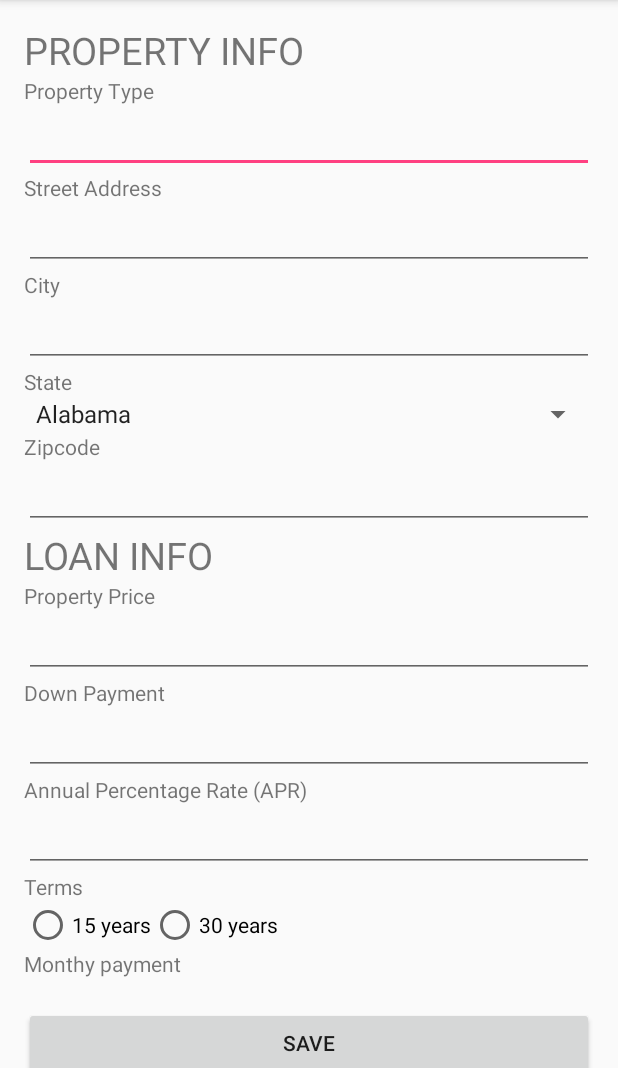
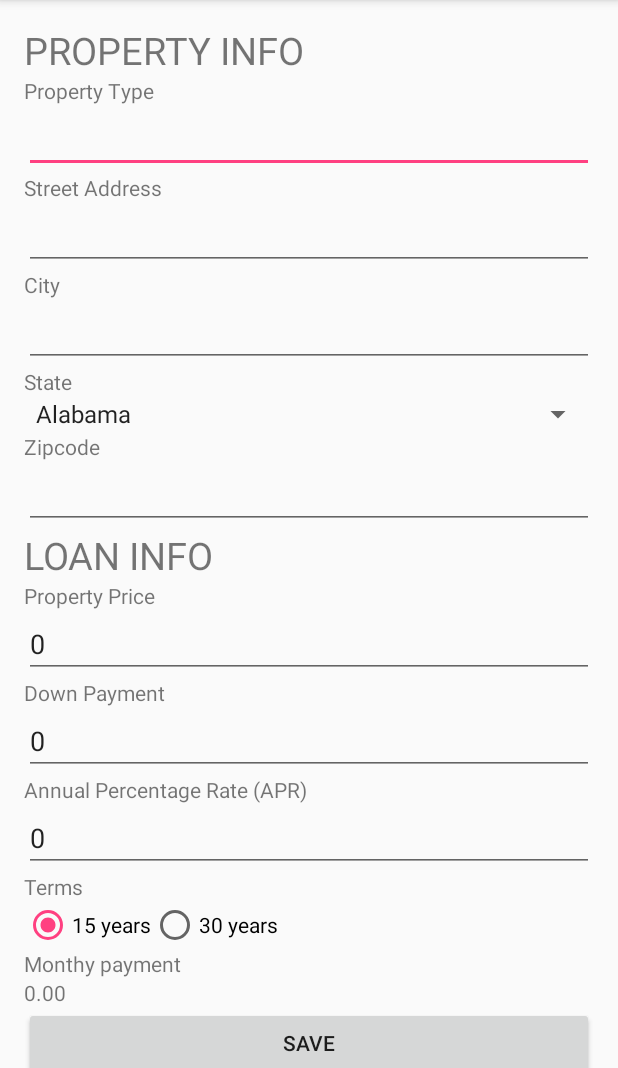
Before and after one commit to ShuzhongChen/Mortgage-Calculator, an Android app: the screen it shows after launch (MainActivity), on a phone screen of 412 x 824 dp, the part 168-1236 px from its top. Run offline under Robolectric (Android 15) with nearby library versions, the phone set to English and light mode, and no system bars; libraries missing offline, so code that uses them is left out: xdroid.toaster.

```diff
--- a/app/src/main/java/com/shuzhongchen/mortgagecalculator/MainActivity.java
+++ b/app/src/main/java/com/shuzhongchen/mortgagecalculator/MainActivity.java
@@ -1,8 +1,6 @@
 package com.shuzhongchen.mortgagecalculator;
 
 import android.support.design.widget.TabLayout;
-import android.support.design.widget.Snackbar;
-import android.support.v4.app.FragmentTransaction;
 import android.support.v7.app.AppCompatActivity;
 import android.support.v7.widget.Toolbar;
 
@@ -11,19 +9,13 @@ import android.support.v4.app.FragmentManager;
 import android.support.v4.app.FragmentPagerAdapter;
 import android.support.v4.view.ViewPager;
 import android.os.Bundle;
-import android.view.LayoutInflater;
 import android.view.Menu;
 import android.view.MenuItem;
-import android.view.View;
-import android.view.ViewGroup;
 
-import android.widget.TextView;
+import com.shuzhongchen.mortgagecalculator.helper.FragmentCommunication;
+import com.shuzhongchen.mortgagecalculator.helper.ReceiverInterface;
 
-import com.shuzhongchen.mortgagecalculator.model.BasicInfo;
-
-import java.util.List;
-
-public class MainActivity extends AppCompatActivity {
+public class MainActivity extends AppCompatActivity implements FragmentCommunication {
 
     /**
      * The {@link android.support.v4.view.PagerAdapter} that will provide
@@ -39,6 +31,9 @@ public class MainActivity extends AppCompatActivity {
      * The {@link ViewPager} that will host the section contents.
      */
     private ViewPager mViewPager;
+
+    private Tab1NewEntry tab1;
+    private Tab2Map tab2;
 
     @Override
     protected void onCreate(Bundle savedInstanceState) {
@@ -84,6 +79,13 @@ public class MainActivity extends AppCompatActivity {
         return super.onOptionsItemSelected(item);
     }
 
+    @Override
+    public void passIndex(int index) {
+        if (tab1 instanceof ReceiverInterface){
+            ((ReceiverInterface) tab1).receiveMessage(index);
+        }
+    }
+
 
     /**
      * A {@link FragmentPagerAdapter} that returns a fragment corresponding to
@@ -99,10 +101,10 @@ public class MainActivity extends AppCompatActivity {
         public Fragment getItem(int position) {
             switch (position) {
                 case 0:
-                    Tab1NewEntry tab1 = new Tab1NewEntry();
+                    tab1 = new Tab1NewEntry();
                     return tab1;
                 case 1:
-                    Tab2Map tab2 = new Tab2Map();
+                    tab2 = new Tab2Map();
                     return tab2;
                 default:
                     return null;
--- a/app/src/main/java/com/shuzhongchen/mortgagecalculator/Tab1NewEntry.java
+++ b/app/src/main/java/com/shuzhongchen/mortgagecalculator/Tab1NewEntry.java
@@ -24,6 +24,7 @@ import android.widget.TextView;
 import android.widget.Toast;
 
 import com.google.gson.reflect.TypeToken;
+import com.shuzhongchen.mortgagecalculator.helper.ReceiverInterface;
 import com.shuzhongchen.mortgagecalculator.model.BasicInfo;
 import com.shuzhongchen.mortgagecalculator.util.ModelUtils;
 
@@ -34,6 +35,7 @@ import java.io.BufferedReader;
 import java.io.InputStreamReader;
 import java.net.HttpURLConnection;
 import java.net.URL;
+import java.text.DecimalFormat;
 import java.util.ArrayList;
 import java.util.List;
 
@@ -41,7 +43,7 @@ import javax.net.ssl.HttpsURLConnection;
 
 import xdroid.toaster.Toaster;
 
-public class Tab1NewEntry extends Fragment{
+public class Tab1NewEntry extends Fragment implements ReceiverInterface {
 
     private static final String MODEL_BASICINFO = "model_basicinfo";
     private static final String PROPERTY_ID = "property_id";
@@ -60,7 +62,7 @@ public class Tab1NewEntry extends Fragment{
 
 
     double propertyPrice, downPayment, apr, monthyPayment;
-    int terms;
+    int terms, index;
 
 
 
@@ -145,7 +147,13 @@ public class Tab1NewEntry extends Fragment{
         save.setOnClickListener(new View.OnClickListener() {
             public void onClick(View v) {
 
-                final BasicInfo basicInfo = new BasicInfo();
+                final BasicInfo basicInfo;
+
+                if (index == -1) {
+                    basicInfo = new BasicInfo();
+                } else {
+                    basicInfo = basicInfos.get(index);
+                }
 
                 basicInfo.propertyType = property_type.getText().toString();
 
@@ -190,13 +198,14 @@ public class Tab1NewEntry extends Fragment{
                             Log.d("latitude", "" + lat);
                             Log.d("longitude", "" + lng);
                             String status = (String)jsonObject.get("status");
-                            Log.d("shuzhong debug status: ",status);
+
                             if (status.equals("OK")) {
 
                                 basicInfo.lat = lat;
                                 basicInfo.lng = lng;
-
-                                basicInfos.add(basicInfo);
+                                if (index == -1) {
+                                    basicInfos.add(basicInfo);
+                                }
                                 ModelUtils.save(getContext(), MODEL_BASICINFO, basicInfos);
 
                                 Toaster.toast("Your data has been saved!");
@@ -221,15 +230,7 @@ public class Tab1NewEntry extends Fragment{
             }
         });
 
-        Bundle bundle = getArguments();
-        if (bundle != null) {
-            Integer property_id = bundle.getInt(PROPERTY_ID);
-            Toast.makeText(getActivity().getApplication().getApplicationContext(), "Fragment changed!" + property_id, Toast.LENGTH_LONG).show();
-            editDisplay(property_id);
-        } else {
-            initialize();
-        }
-
+        initialize();
         return rootView;
     }
 
@@ -273,7 +274,7 @@ public class Tab1NewEntry extends Fragment{
 
         monthyPayment = loan * mir * Math.pow(1 + mir, terms) / (Math.pow(1 + mir, terms) + 1);
 
-        monthy_payment.setText(monthyPayment + "");
+        monthy_payment.setText(formatDouble(monthyPayment));
 
     }
 
@@ -282,7 +283,7 @@ public class Tab1NewEntry extends Fragment{
     }
 
     public void initialize() {
-        /*property_type.setText("");
+        property_type.setText("");
         street_address.setText("");
         city.setText("");
         zipcode.setText("");
@@ -297,32 +298,45 @@ public class Tab1NewEntry extends Fragment{
         propertyPrice = 0;
         downPayment = 0;
         apr = 0;
-        monthyPayment = 0;*/
+        monthyPayment = 0;
+        index = -1;
     }
 
     public void editDisplay(int i){
+        index = i;
+
         BasicInfo geoInfo = basicInfos.get(i);
-        Log.d("GEO", geoInfo.streetAddress + "");
-        Log.d("GEO", geoInfo.propertyType + "");
+
         property_type.setText(geoInfo.propertyType);
-        //street_address.setText(geoInfo.streetAddress.toString());
-        street_address.setText("Debug!!!");
+        street_address.setText(geoInfo.streetAddress.toString());
+
         city.setText(geoInfo.city);
         zipcode.setText(geoInfo.zipcode);
         state.setSelection(geoInfo.state);
         property_price.setText(Double.toString(geoInfo.propertyPrice));
         down_payment.setText(Double.toString(geoInfo.downPayment));
         annual_percentage_rate.setText(Double.toString(geoInfo.apr));
-        monthy_payment.setText(Double.toString(geoInfo.monthyPayment));
+        monthy_payment.setText(formatDouble(geoInfo.monthyPayment));
         if (geoInfo.terms == 15) {
             terms_radio_group.check(R.id.radio_15);
         } else {
             terms_radio_group.check(R.id.radio_30);
         }
+
         terms = geoInfo.terms;
         propertyPrice = geoInfo.propertyPrice;
         downPayment = geoInfo.downPayment;
         apr = geoInfo.apr;
         monthyPayment = geoInfo.monthyPayment;
     }
+
+    public String formatDouble(double s) {
+        DecimalFormat fmt = new DecimalFormat("##0.00");
+        return fmt.format(s);
+    }
+
+    @Override
+    public void receiveMessage(int index) {
+        editDisplay(index);
+    }
 }
--- /dev/null
+++ b/app/src/main/java/com/shuzhongchen/mortgagecalculator/helper/FragmentCommunication.java
@@ -0,0 +1,9 @@
+package com.shuzhongchen.mortgagecalculator.helper;
+
+/**
+ * Created by shuzhongchen on 3/27/18.
+ */
+
+public interface FragmentCommunication {
+    public void passIndex(int message);
+}
--- /dev/null
+++ b/app/src/main/java/com/shuzhongchen/mortgagecalculator/helper/ReceiverInterface.java
@@ -0,0 +1,9 @@
+package com.shuzhongchen.mortgagecalculator.helper;
+
+/**
+ * Created by shuzhongchen on 3/27/18.
+ */
+
+public interface ReceiverInterface {
+    public void receiveMessage(int index);
+}
--- a/app/src/main/res/values/google_maps_api.xml
+++ b/app/src/main/res/values/google_maps_api.xml
@@ -18,5 +18,5 @@
     Once you have your key (it starts with "AIza"), replace the "google_maps_key"
     string in this file.
     -->
-    <string name="google_maps_key" templateMergeStrategy="preserve" translatable="false">AIzaSyB3OsUGj-6lzKyGomWzCLMtonygFhaijkY</string>
+    <string name="google_maps_key" templateMergeStrategy="preserve" translatable="false">AIzaSyC2OEPgeolbs-qr9BHSEJsH6qCfIjZSpzg</string>
 </resources>
```
Also changed, not shown: app/src/main/java/com/shuzhongchen/mortgagecalculator/Tab2Map.java (+13 -10 lines).
